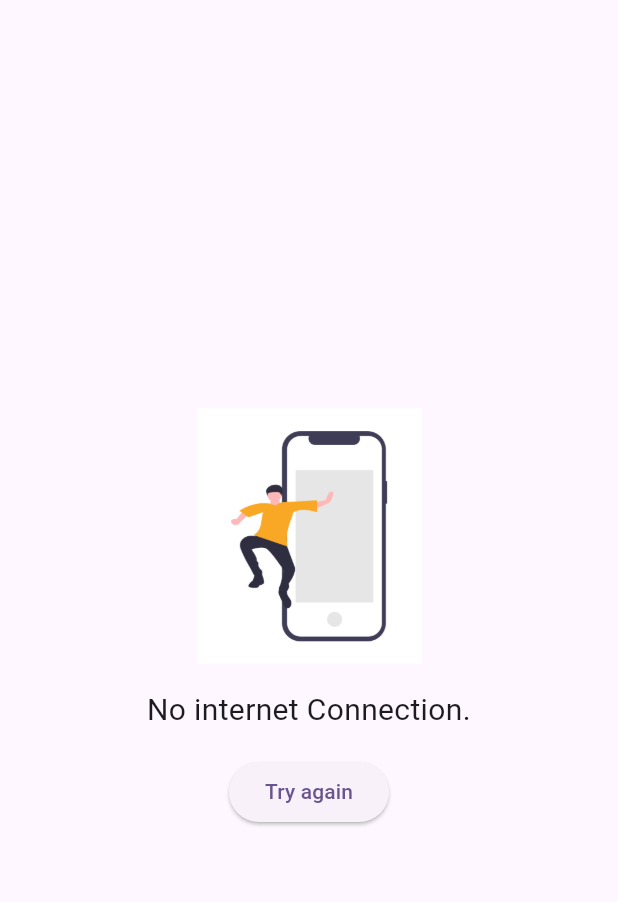
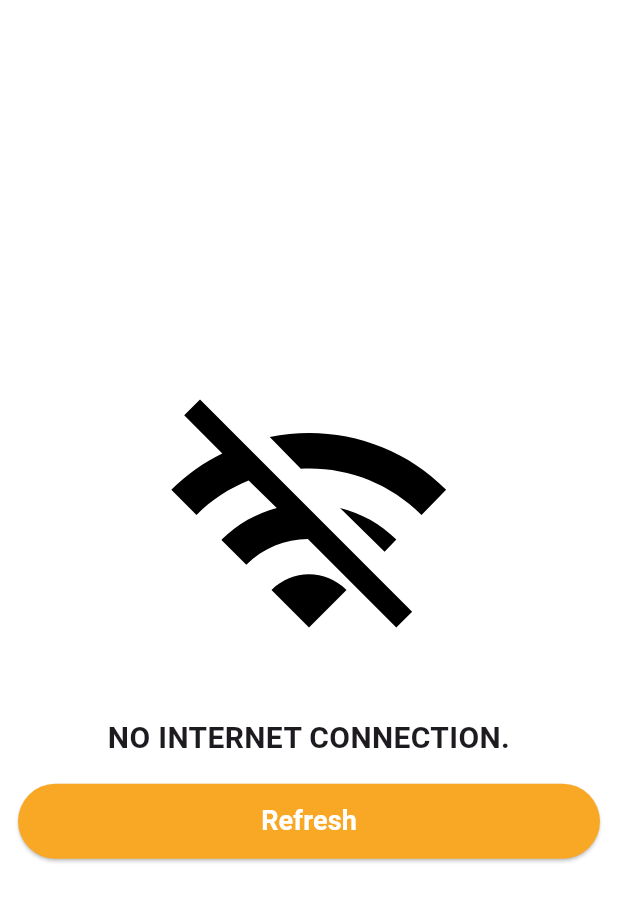
Before and after one commit to kennedyowusu/fashion_app_mobile, a Flutter app: the NoInternetScreen screen opened directly, on a phone screen of 412 x 824 dp. Shown: the top 902 px of the screen. Run offline on Flutter 3.47's test engine with Material 2 defaults, Android fonts, the phone set to English and light mode, and no system bars; our stand-ins replace carousel_slider, connectivity, fluttertoast, font_awesome_flutter, get, get_storage; accounts and stored records are empty.

Commit message:
check a user's internet connectivity

```diff
--- a/lib/main.dart
+++ b/lib/main.dart
@@ -1,10 +1,5 @@
 import 'package:fashion_app/views/auth/auth.dart';
-import 'package:fashion_app/views/checkout/shipping_address_list.dart';
-import 'package:fashion_app/views/confirm/confirmation.dart';
-import 'package:fashion_app/views/confirm/order_confirmation.dart';
 import 'package:fashion_app/views/notfound/no_internet.dart';
-import 'package:fashion_app/views/notfound/no_shipping_address.dart';
-import 'package:fashion_app/views/payment/payment.dart';
 import 'package:flutter/material.dart';
 import 'package:get/get.dart';
 import 'package:get_storage/get_storage.dart';
--- a/lib/views/notfound/no_internet.dart
+++ b/lib/views/notfound/no_internet.dart
@@ -1,4 +1,5 @@
-import 'package:fashion_app/constants/images.dart';
+import 'package:fashion_app/helper/connectivity_result.dart';
+import 'package:fashion_app/widgets/button.dart';
 import 'package:flutter/material.dart';
 
 class NoInternetScreen extends StatelessWidget {
@@ -9,29 +10,39 @@ class NoInternetScreen extends StatelessWidget {
   @override
   Widget build(BuildContext context) {
     return Scaffold(
+      backgroundColor: Colors.white,
       body: SafeArea(
         child: Center(
+          child: Padding(
+            padding: const EdgeInsets.all(12.0),
             child: Column(
               mainAxisAlignment: MainAxisAlignment.center,
               children: [
-              Image.asset(
-                ProjectImages.NOINTERNET,
-                width: 150,
+                Icon(
+                  Icons.wifi_off,
+                  size: 200,
+                  color: Colors.black,
                 ),
-              SizedBox(height: 16),
+                SizedBox(height: 26),
                 Text(
-                message,
-                style: TextStyle(fontSize: 20),
+                  message.toUpperCase(),
+                  style: TextStyle(
+                    fontSize: 20,
+                    fontWeight: FontWeight.bold,
+                  ),
                   textAlign: TextAlign.center,
                 ),
                 SizedBox(height: 16),
-              ElevatedButton(
+                Button(
+                  title: 'Refresh',
                   onPressed: () {
-                  // Add logic to try to reconnect to the internet
+                    checkInternetConnectivity(context);
                   },
-                child: Text('Try again'),
+                  disable: false,
+                  width: double.infinity,
+                )
+              ],
             ),
-            ],
           ),
         ),
       ),
--- a/pubspec.yaml
+++ b/pubspec.yaml
@@ -43,6 +43,7 @@ dependencies:
   http: ^0.13.5
   uuid: ^3.0.7
   connectivity: ^3.0.6
+  fluttertoast: ^8.2.1
 
 dev_dependencies:
   flutter_test:
```
Also changed, not shown: lib/helper/connectivity_result.dart (added, +38 -0 lines), pubspec.lock. Lines whose indentation alone changed are shown as unchanged.
